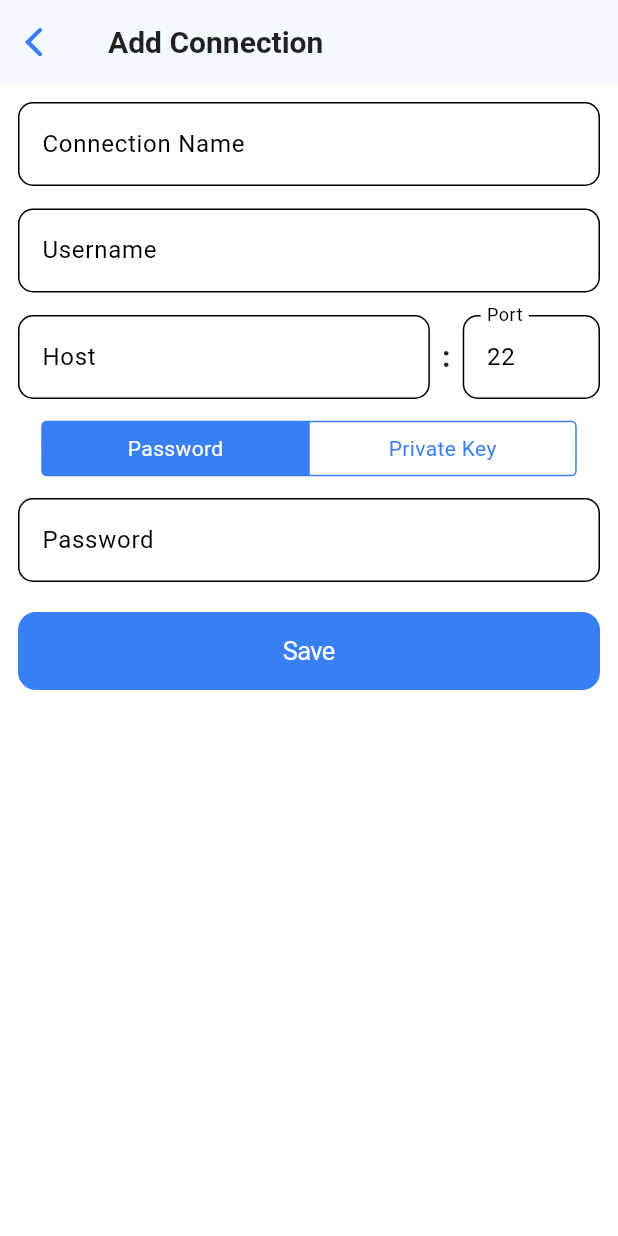
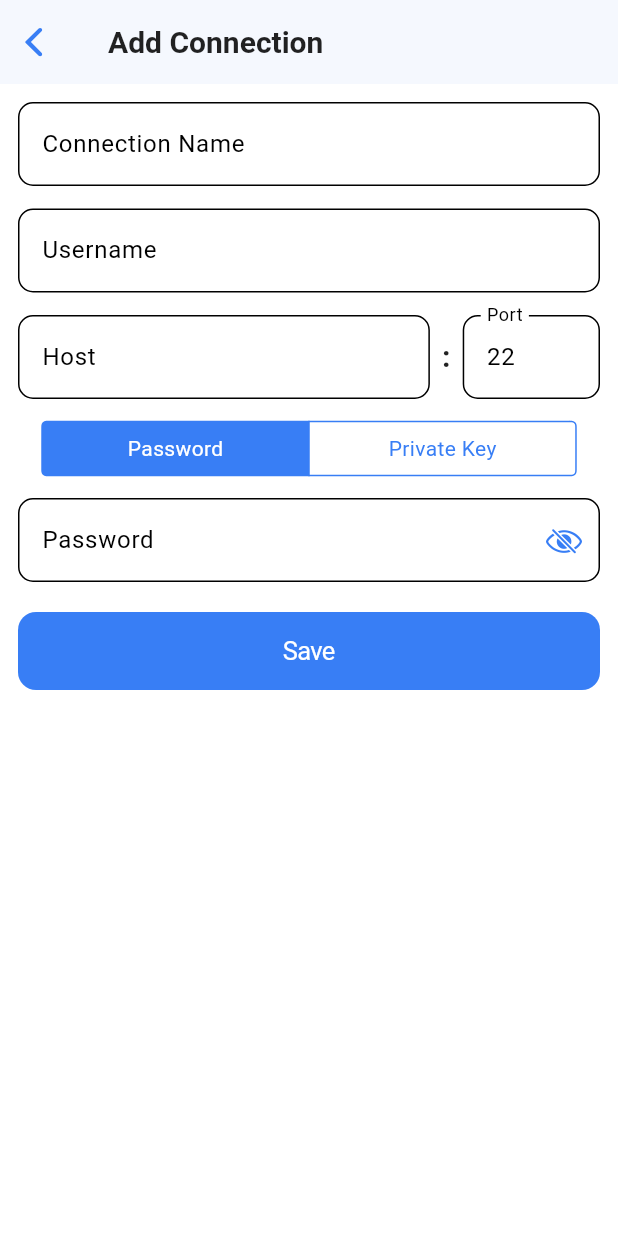
Before and after one commit to prathameshkhade/SysAdmin, a Flutter app: the AddConnectionForm screen opened directly, on a phone screen of 412 x 824 dp. Run offline on Flutter 3.47's test engine with Material 3 defaults, Android fonts, the phone set to English and light mode, and no system bars; our stand-ins replace concentric_transition, file_picker, flutter_expandable_fab, flutter_riverpod, flutter_secure_storage, flutter_svg and 4 more; missing offline and left inert: cron_parser, dartssh2, xterm; accounts and stored records are empty.

Commit message:
feat: Add/Update Connection form improvements
- Added "Update Connection" title when editing an existing connection
- Added keyboard types to relevant text fields for better user experience
- Added password visibility toggle button

```diff
--- a/lib/presentation/screens/ssh_manager/add_connection_form.dart
+++ b/lib/presentation/screens/ssh_manager/add_connection_form.dart
@@ -6,6 +6,7 @@ import 'package:file_picker/file_picker.dart';
 import 'package:flutter/cupertino.dart';
 import 'package:flutter/material.dart';
 import 'package:flutter_riverpod/flutter_riverpod.dart';
+import 'package:sysadmin/core/utils/color_extension.dart';
 import 'package:sysadmin/core/widgets/ios_scaffold.dart';
 import 'package:sysadmin/data/models/ssh_connection.dart';
 
@@ -36,6 +37,7 @@ class _AddConnectionFormState extends ConsumerState<AddConnectionForm> {
   bool _isTesting = false;
   bool _isSaving = false;
   bool _usePassword = true;
+  bool _isPasswordVisible = true;
   String? _errorMessage;
   static const int connectionTimeout = 30; // seconds
 
@@ -53,7 +55,8 @@ class _AddConnectionFormState extends ConsumerState<AddConnectionForm> {
       if (widget.connection!.privateKey != null) {
         _usePassword = false;
         privateKeyController.text = widget.connection!.privateKey!;
-      } else if (widget.connection!.password != null) {
+      }
+      else if (widget.connection!.password != null) {
         _usePassword = true;
         passwordController.text = widget.connection!.password!;
       }
@@ -240,7 +243,7 @@ class _AddConnectionFormState extends ConsumerState<AddConnectionForm> {
     final theme = Theme.of(context);
 
     return IosScaffold(
-      title: "Add Connection",
+      title: "${widget.connection != null ? 'Update' : 'Add'} Connection",
       body: SingleChildScrollView(
         child: Padding(
           padding: const EdgeInsets.all(12.0),
@@ -249,10 +252,10 @@ class _AddConnectionFormState extends ConsumerState<AddConnectionForm> {
             children: <Widget>[
               if (_errorMessage != null)
                 Container(
-                  margin: const EdgeInsets.only(bottom: 15),
-                  padding: const EdgeInsets.all(8),
+                  margin: const EdgeInsets.only(bottom: 22),
+                  padding: const EdgeInsets.all(12),
                   decoration: BoxDecoration(
-                    color: Colors.red.shade100,
+                    color: Colors.red.shade100.useOpacity(0.22),
                     borderRadius: BorderRadius.circular(10),
                   ),
                   child: Text(
@@ -263,6 +266,7 @@ class _AddConnectionFormState extends ConsumerState<AddConnectionForm> {
 
               TextField(
                 controller: nameController,
+                keyboardType: TextInputType.text,
                 decoration: InputDecoration(
                   labelText: "Connection Name",
                   border: OutlineInputBorder(borderRadius: BorderRadius.circular(10)),
@@ -273,6 +277,7 @@ class _AddConnectionFormState extends ConsumerState<AddConnectionForm> {
 
               TextField(
                 controller: usernameController,
+                keyboardType: TextInputType.text,
                 decoration: InputDecoration(
                   labelText: "Username",
                   border: OutlineInputBorder(borderRadius: BorderRadius.circular(10)),
@@ -287,6 +292,7 @@ class _AddConnectionFormState extends ConsumerState<AddConnectionForm> {
                     flex: 3,
                     child: TextField(
                       controller: hostController,
+                      keyboardType: TextInputType.name,
                       decoration: InputDecoration(
                         labelText: "Host",
                         border: OutlineInputBorder(borderRadius: BorderRadius.circular(10)),
@@ -301,7 +307,7 @@ class _AddConnectionFormState extends ConsumerState<AddConnectionForm> {
                     flex: 1,
                     child: TextField(
                       controller: portController,
-                      keyboardType: TextInputType.number,
+                      keyboardType: const TextInputType.numberWithOptions(decimal: false, signed: false),
                       maxLength: 5,
                       decoration: InputDecoration(
                         labelText: "Port",
@@ -341,11 +347,19 @@ class _AddConnectionFormState extends ConsumerState<AddConnectionForm> {
               if (_usePassword)
                 TextField(
                   controller: passwordController,
-                  obscureText: true,
+                  obscureText: _isPasswordVisible,
+                  keyboardType: TextInputType.visiblePassword,
                   decoration: InputDecoration(
                     labelText: "Password",
                     border: OutlineInputBorder(borderRadius: BorderRadius.circular(10)),
-                  ),
+                    suffixIcon: IconButton(
+                        onPressed: () => setState(() => _isPasswordVisible = !_isPasswordVisible),
+                        icon: Icon(
+                            _isPasswordVisible ? CupertinoIcons.eye_slash : CupertinoIcons.eye,
+                            color: theme.primaryColor
+                        )
+                    )
+                  )
                 )
               else
                 Column(
@@ -356,6 +370,7 @@ class _AddConnectionFormState extends ConsumerState<AddConnectionForm> {
                           child: TextField(
                             controller: privateKeyController,
                             maxLines: 3,
+                            keyboardType: TextInputType.multiline,
                             decoration: InputDecoration(
                               labelText: "Private Key",
                               border: OutlineInputBorder(borderRadius: BorderRadius.circular(10)),
```
